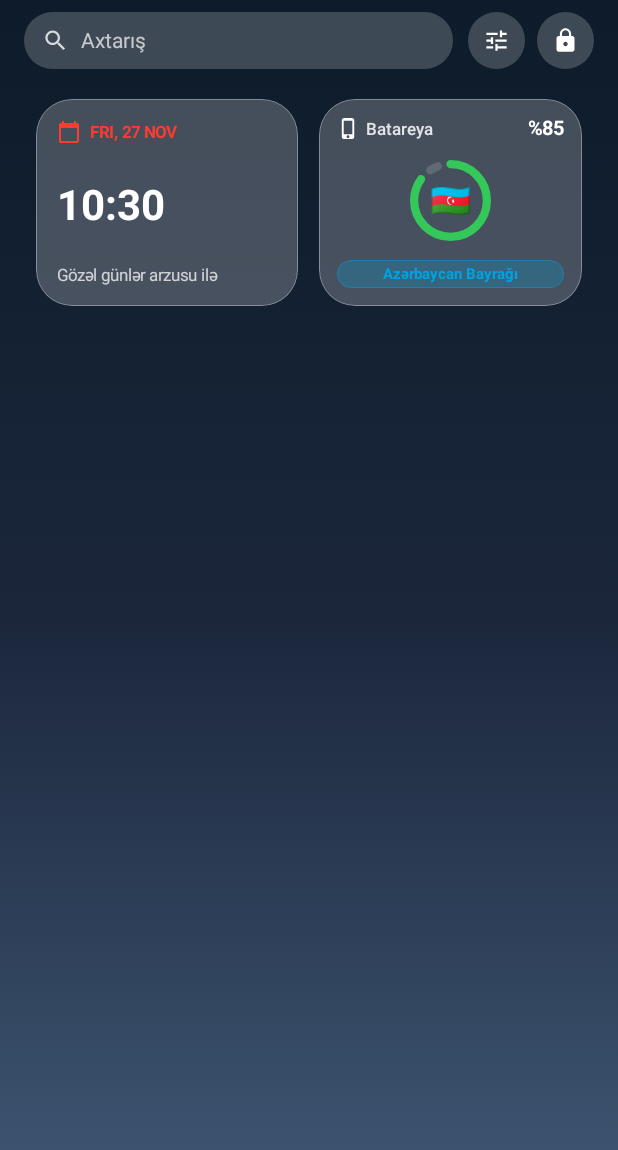
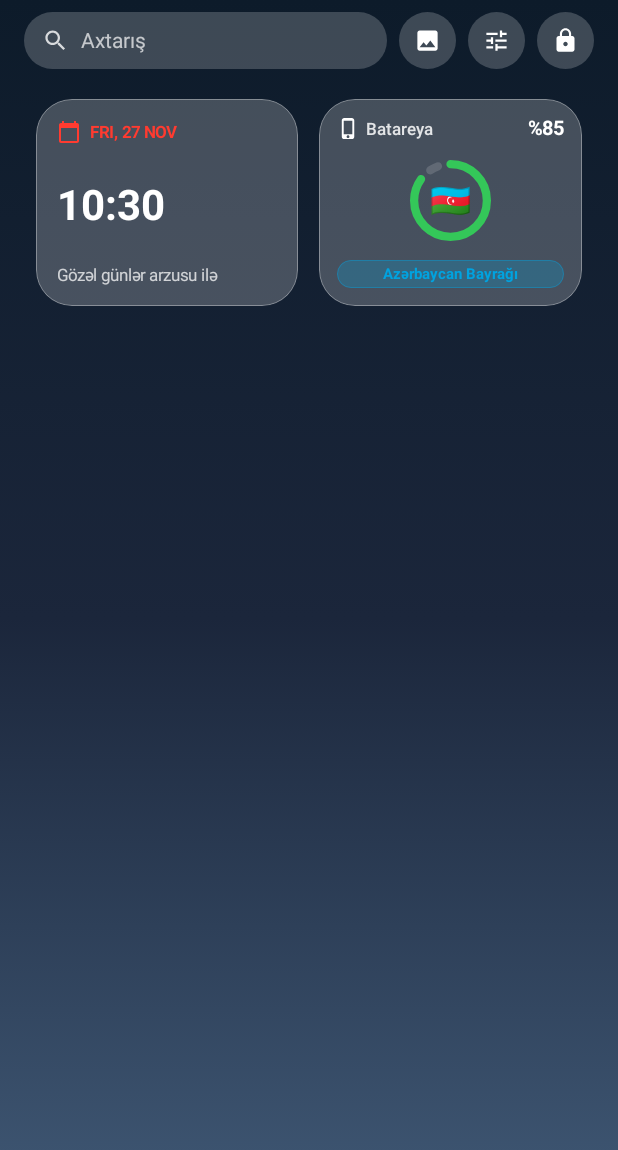
Before and after one commit to ibrahimheseni/ios_launcher, an Android app built with Jetpack Compose: the MainActivity screen opened directly, with no data from a screen before it, on a phone screen of 412 x 824 dp. Shown: the top 1150 px of the screen. Run offline under Robolectric (Android 15) with nearby library versions, the phone set to English and light mode, and no system bars; pictures from the network do not load.

Commit message:
Refactor HomeScreen to use HorizontalPager and AsyncImage

```diff
--- a/app/src/main/java/az/diamante/ioslauncher/ui/HomeScreen.kt
+++ b/app/src/main/java/az/diamante/ioslauncher/ui/HomeScreen.kt
@@ -10,9 +10,13 @@ import androidx.compose.foundation.lazy.grid.GridCells
 import androidx.compose.foundation.lazy.grid.GridItemSpan
 import androidx.compose.foundation.lazy.grid.LazyVerticalGrid
 import androidx.compose.foundation.lazy.grid.items
+import androidx.compose.foundation.pager.HorizontalPager
+import androidx.compose.foundation.pager.rememberPagerState
+import androidx.compose.foundation.shape.CircleShape
 import androidx.compose.foundation.shape.RoundedCornerShape
 import androidx.compose.material.icons.Icons
 import androidx.compose.material.icons.filled.Check
+import androidx.compose.material.icons.filled.Image
 import androidx.compose.material.icons.filled.Lock
 import androidx.compose.material.icons.filled.Search
 import androidx.compose.material.icons.filled.Tune
@@ -23,22 +27,15 @@ import androidx.compose.ui.Modifier
 import androidx.compose.ui.draw.clip
 import androidx.compose.ui.graphics.Brush
 import androidx.compose.ui.graphics.Color
+import androidx.compose.ui.layout.ContentScale
 import androidx.compose.ui.platform.LocalContext
-import androidx.compose.ui.text.font.FontWeight
 import androidx.compose.ui.unit.dp
 import androidx.compose.ui.unit.sp
 import az.diamante.ioslauncher.manager.AppManager
 import az.diamante.ioslauncher.model.AppModel
+import coil.compose.AsyncImage
 import kotlinx.coroutines.launch
 
-/**
- * Əsas iOS 18 Pro Ana Ekranı
- * Tam funksionallıq:
- * - Premium Batareya Nişanları (🇦🇿 Bayraq, centraldev.az, İbrahim Həsəni, Tank, Silah və s.)
- * - 5 Çeşidli Şarj Animasiyası (Apple Dynamic Island, Neon Vortex, Liquid Wave, Cyber Ring, Star)
- * - İdarəetmə Mərkəzi (Control Center)
- * - Jiggle Mode və Proqram Redaktəsi / Gizlətməsi
- */
 @OptIn(ExperimentalFoundationApi::class)
 @Composable
 fun IOSHomeScreen(
@@ -54,9 +51,13 @@ fun IOSHomeScreen(
     var selectedAppForEdit by remember { mutableStateOf<AppModel?>(null) }
     var showHiddenVault by remember { mutableStateOf(false) }
     var showControlCenter by remember { mutableStateOf(false) }
+    var showWallpaperSelector by remember { mutableStateOf(false) }
     var isJiggleMode by remember { mutableStateOf(false) }
 
-    // Premium Batareya Nişanı Vəziyyəti
+    var selectedWallpaperUri by remember {
+        mutableStateOf(prefs.getString("selected_wallpaper_uri", null))
+    }
+
     val defaultBadge = PREMIUM_BATTERY_BADGES.first { it.id == "az_flag" }
     var activeBadge by remember {
         val savedId = prefs.getString("battery_badge_id", "az_flag")
@@ -87,18 +88,16 @@ fun IOSHomeScreen(
         allApps.filter { it.isHidden }
     }
 
-    val backgroundBrush = Brush.verticalGradient(
-        colors = listOf(
-            Color(0xFF0D1B2A),
-            Color(0xFF1B263B),
-            Color(0xFF415A77)
-        )
-    )
+    val appsPerPage = 20
+    val pages = remember(visibleApps) {
+        if (visibleApps.isEmpty()) listOf(emptyList())
+        else visibleApps.chunked(appsPerPage)
+    }
+    val pagerState = rememberPagerState(pageCount = { pages.size.coerceAtLeast(1) })
 
     Box(
         modifier = modifier
             .fillMaxSize()
-            .background(backgroundBrush)
             .statusBarsPadding()
             .navigationBarsPadding()
             .combinedClickable(
@@ -106,16 +105,37 @@ fun IOSHomeScreen(
                 onLongClick = { isJiggleMode = true }
             )
     ) {
+        if (selectedWallpaperUri != null) {
+            AsyncImage(
+                model = selectedWallpaperUri,
+                contentDescription = "Wallpaper",
+                contentScale = ContentScale.Crop,
+                modifier = Modifier.fillMaxSize()
+            )
+            Box(
+                modifier = Modifier
+                    .fillMaxSize()
+                    .background(Color.Black.copy(alpha = 0.25f))
+            )
+        } else {
+            Box(
+                modifier = Modifier
+                    .fillMaxSize()
+                    .background(
+                        Brush.verticalGradient(
+                            listOf(Color(0xFF0D1B2A), Color(0xFF1B263B), Color(0xFF415A77))
+                        )
+                    )
+            )
+        }
+
         Column(modifier = Modifier.fillMaxSize()) {
-
-            // Üst iOS Paneli
             Row(
                 modifier = Modifier
                     .fillMaxWidth()
                     .padding(horizontal = 16.dp, vertical = 8.dp),
                 verticalAlignment = Alignment.CenterVertically
             ) {
-                // Axtarış Kapsulu
                 Row(
                     modifier = Modifier
                         .weight(1f)
@@ -125,21 +145,12 @@ fun IOSHomeScreen(
                         .padding(horizontal = 12.dp),
                     verticalAlignment = Alignment.CenterVertically
                 ) {
-                    Icon(
-                        Icons.Default.Search,
-                        contentDescription = "Axtar",
-                        tint = Color.White.copy(alpha = 0.8f),
-                        modifier = Modifier.size(18.dp)
-                    )
+                    Icon(Icons.Default.Search, contentDescription = "Axtar", tint = Color.White.copy(alpha = 0.8f), modifier = Modifier.size(18.dp))
                     Spacer(modifier = Modifier.width(8.dp))
-                    Text(
-                        text = "Axtarış",
-                        color = Color.White.copy(alpha = 0.7f),
-                        fontSize = 14.sp
-                    )
+                    Text(text = "Axtarış", color = Color.White.copy(alpha = 0.7f), fontSize = 14.sp)
                 }
 
-                Spacer(modifier = Modifier.width(10.dp))
+                Spacer(modifier = Modifier.width(8.dp))
 
                 if (isJiggleMode) {
                     Button(
@@ -150,10 +161,22 @@ fun IOSHomeScreen(
                     ) {
                         Icon(Icons.Default.Check, contentDescription = null, tint = Color.White, modifier = Modifier.size(16.dp))
                         Spacer(modifier = Modifier.width(4.dp))
-                        Text("Bitti", color = Color.White, fontSize = 13.sp, fontWeight = FontWeight.Bold)
+                        Text("Bitti", color = Color.White, fontSize = 13.sp)
                     }
                 } else {
-                    // Control Center
+                    Box(
+                        modifier = Modifier
+                            .size(38.dp)
+                            .clip(RoundedCornerShape(19.dp))
+                            .background(Color.White.copy(alpha = 0.2f))
+                            .clickable { showWallpaperSelector = true },
+                        contentAlignment = Alignment.Center
+                    ) {
+                        Icon(Icons.Default.Image, contentDescription = "Divar Kağızı", tint = Color.White, modifier = Modifier.size(18.dp))
+                    }
+
+                    Spacer(modifier = Modifier.width(8.dp))
+
                     Box(
                         modifier = Modifier
                             .size(38.dp)
@@ -167,7 +190,6 @@ fun IOSHomeScreen(
 
                     Spacer(modifier = Modifier.width(8.dp))
 
-                    // Gizli Tətbiqlər
                     Box(
                         modifier = Modifier
                             .size(38.dp)
@@ -181,16 +203,23 @@ fun IOSHomeScreen(
                 }
             }
 
-            // Vidcetlər və Tətbiqlər Şəbəkəsi
-            LazyVerticalGrid(
-                columns = GridCells.Fixed(4),
+            HorizontalPager(
+                state = pagerState,
                 modifier = Modifier
                     .weight(1f)
                     .fillMaxWidth()
+            ) { pageIndex ->
+                val pageApps = pages.getOrElse(pageIndex) { emptyList() }
+
+                LazyVerticalGrid(
+                    columns = GridCells.Fixed(4),
+                    userScrollEnabled = false,
+                    modifier = Modifier
+                        .fillMaxSize()
                         .padding(horizontal = 8.dp),
-                contentPadding = PaddingValues(top = 4.dp, bottom = 12.dp)
+                    contentPadding = PaddingValues(top = 4.dp, bottom = 8.dp)
                 ) {
-                // iOS 18 Vidcetlər Zolağı (Premium Nişanlar ilə)
+                    if (pageIndex == 0) {
                         item(span = { GridItemSpan(4) }) {
                             IOSWidgetsRow(
                                 activeBadge = activeBadge,
@@ -198,9 +227,9 @@ fun IOSHomeScreen(
                                 onChargingDetected = { showChargingAnimation = true }
                             )
                         }
+                    }
 
-                // Tətbiqlər Şəbəkəsi
-                items(visibleApps, key = { it.packageName }) { app ->
+                    items(pageApps, key = { it.packageName }) { app ->
                         IOSIconItem(
                             app = app,
                             isJiggleMode = isJiggleMode,
@@ -218,8 +247,29 @@ fun IOSHomeScreen(
                         )
                     }
                 }
+            }
 
-            // Alt iOS 18 Dock
+            if (pages.size > 1) {
+                Row(
+                    modifier = Modifier
+                        .fillMaxWidth()
+                        .padding(vertical = 4.dp),
+                    horizontalArrangement = Arrangement.Center,
+                    verticalAlignment = Alignment.CenterVertically
+                ) {
+                    repeat(pages.size) { index ->
+                        val isCurrent = pagerState.currentPage == index
+                        Box(
+                            modifier = Modifier
+                                .padding(horizontal = 3.5.dp)
+                                .size(if (isCurrent) 7.5.dp else 5.5.dp)
+                                .clip(CircleShape)
+                                .background(if (isCurrent) Color.White else Color.White.copy(alpha = 0.35f))
+                        )
+                    }
+                }
+            }
+
             if (visibleApps.isNotEmpty()) {
                 IOSDockView(
                     dockApps = visibleApps.take(4),
@@ -232,7 +282,6 @@ fun IOSHomeScreen(
             }
         }
 
-        // Tətbiq Redaktə Menyusu
         selectedAppForEdit?.let { app ->
             EditAppBottomSheet(
                 app = app,
@@ -255,7 +304,6 @@ fun IOSHomeScreen(
             )
         }
 
-        // Gizli Tətbiqlər Qovluğu
         if (showHiddenVault) {
             HiddenAppsVaultDialog(
                 hiddenApps = hiddenApps,
@@ -272,13 +320,11 @@ fun IOSHomeScreen(
             )
         }
 
-        // Control Center
         IOSControlCenter(
             isVisible = showControlCenter,
             onDismiss = { showControlCenter = false }
         )
 
-        // Premium Batareya & Şarj Tənzimləmə Pəncərəsi
         if (showBatteryCustomizer) {
             BatteryCustomizerBottomSheet(
                 currentBadgeId = activeBadge.id,
@@ -299,7 +345,17 @@ fun IOSHomeScreen(
             )
         }
 
-        // Şarj Animasiyası
+        if (showWallpaperSelector) {
+            WallpaperSelectorBottomSheet(
+                currentWallpaperUri = selectedWallpaperUri,
+                onWallpaperSelected = { uri ->
+                    selectedWallpaperUri = uri
+                    prefs.edit().putString("selected_wallpaper_uri", uri).apply()
+                },
+                onDismiss = { showWallpaperSelector = false }
+            )
+        }
+
         if (showChargingAnimation) {
             ChargingAnimationOverlay(
                 batteryLevel = 85,
```
Lines whose indentation alone changed are shown as unchanged.
